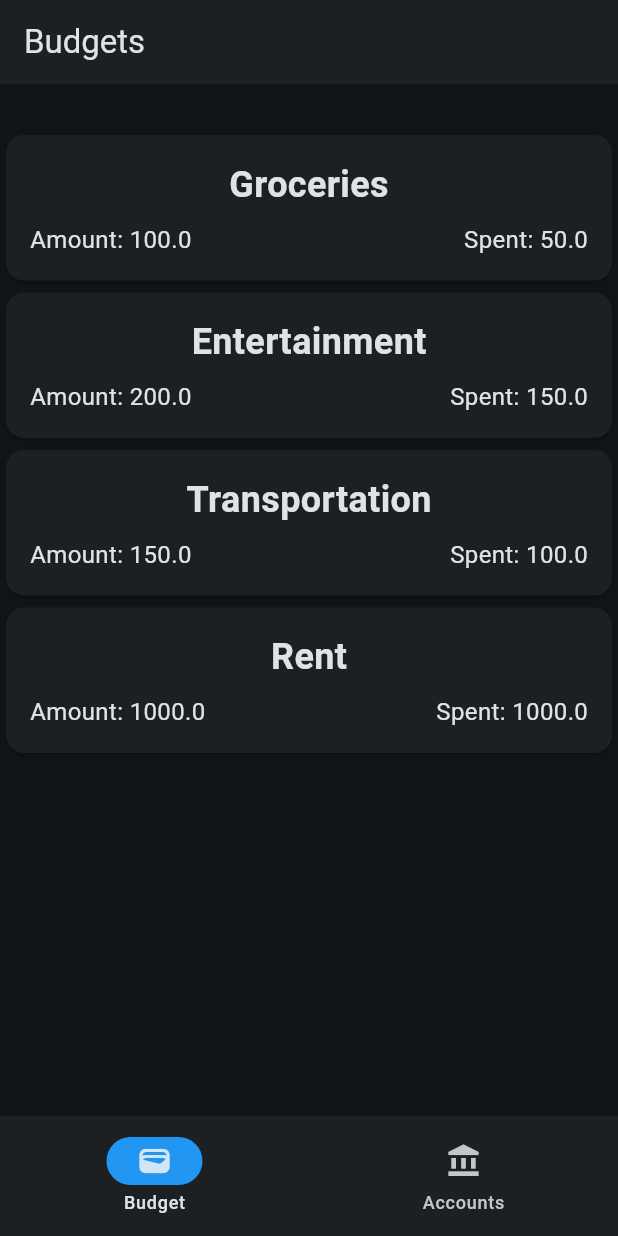
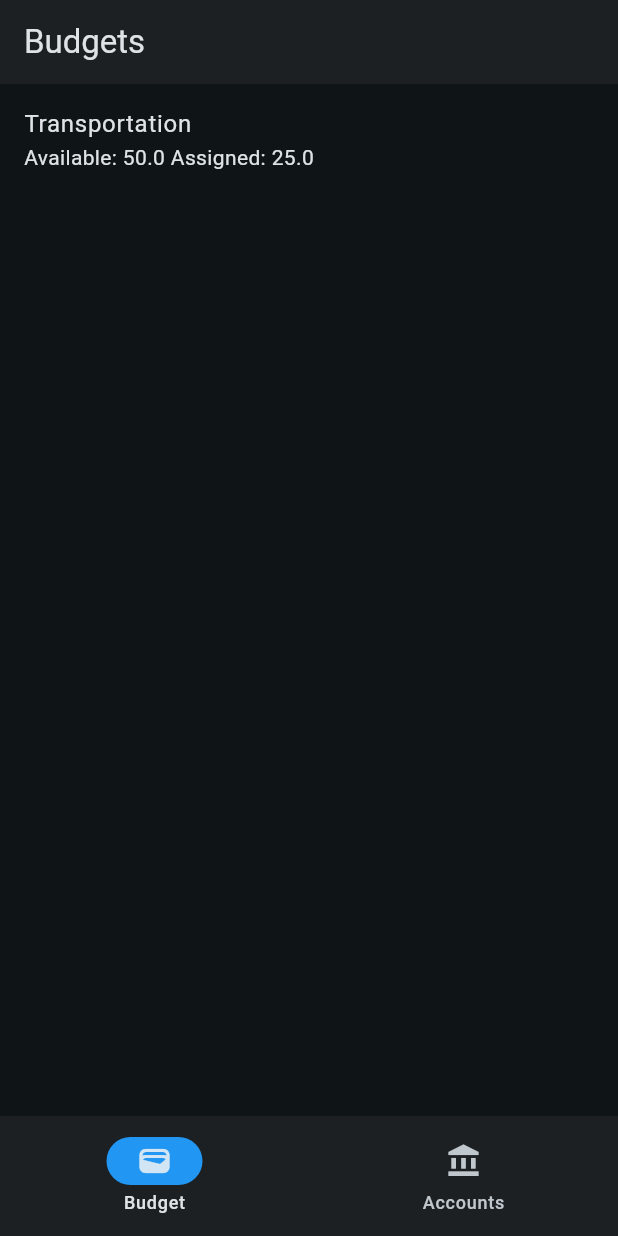
Before and after one commit to roger-chau/Nomad, a Flutter app: the screen it shows after launch, on a phone screen of 412 x 824 dp. Run offline on Flutter 3.47's test engine with Material 3 defaults, Android fonts, the phone set to English and light mode, and no system bars.

Commit message:
Added category

```diff
--- a/lib/main.dart
+++ b/lib/main.dart
@@ -11,6 +11,7 @@ class MyApp extends StatelessWidget {
     return MaterialApp(
       theme: ThemeData(
           useMaterial3: true,
+          dividerColor: Colors.transparent,
           colorScheme: ColorScheme.fromSeed(
               seedColor: Colors.lightBlueAccent, brightness: Brightness.dark)),
       home: const AppNavigationBar(),
--- a/lib/views/budgets_view.dart
+++ b/lib/views/budgets_view.dart
@@ -1,5 +1,6 @@
 import 'package:flutter/material.dart';
 import 'package:budgeting_app/widgets/budget_widget.dart';
+import 'package:budgeting_app/widgets/category_widget.dart';
 
 class BudgetsView extends StatefulWidget {
   const BudgetsView({super.key});
@@ -16,20 +17,15 @@ class _BudgetViewState extends State<BudgetsView> {
             title: const Text("Budgets"),
             backgroundColor: Theme.of(context).colorScheme.surfaceContainer),
         body: const SingleChildScrollView(
-            padding: EdgeInsets.only(top: 30),
-            child: Column(children: <Widget>[
-              BudgetWidget(title: "Groceries", amount: 100.0, spent: 50.0),
-              BudgetWidget(title: "Entertainment", amount: 200.0, spent: 150.0),
-              BudgetWidget(
-                title: "Transportation",
-                amount: 150.0,
-                spent: 100.0,
-              ),
-              BudgetWidget(
-                title: "Rent",
-                amount: 1000.0,
-                spent: 1000.0,
-              ),
-            ])));
+            child: Column(children: [
+          CategoryWidget(
+              name: "Transportation",
+              available: 50.0,
+              assigned: 25.0,
+              budgets: <BudgetWidget>[
+                BudgetWidget(title: "Gas", amount: 25.0, spent: 12.5),
+                BudgetWidget(title: "Public Transit", amount: 25.0, spent: 12.5)
+              ])
+        ])));
   }
 }
--- /dev/null
+++ b/lib/widgets/category_widget.dart
@@ -0,0 +1,31 @@
+import 'package:flutter/material.dart';
+import 'budget_widget.dart';
+
+class CategoryWidget extends StatefulWidget {
+  final String name;
+  final double available;
+  final double assigned;
+  final List<BudgetWidget> budgets;
+
+  const CategoryWidget(
+      {super.key,
+      required this.name,
+      required this.available,
+      required this.assigned,
+      required this.budgets});
+
+  @override
+  State<CategoryWidget> createState() => _CategoryWidgetState();
+}
+
+class _CategoryWidgetState extends State<CategoryWidget> {
+  @override
+  Widget build(BuildContext context) {
+    return ExpansionTile(
+        trailing: const SizedBox(),
+        title: Text(widget.name),
+        subtitle: Text(
+            "Available: ${widget.available.toString()} Assigned: ${widget.assigned.toString()}"),
+        children: <Widget>[for (var budget in widget.budgets) budget]);
+  }
+}
--- a/pubspec.yaml
+++ b/pubspec.yaml
@@ -35,6 +35,7 @@ dependencies:
   # The following adds the Cupertino Icons font to your application.
   # Use with the CupertinoIcons class for iOS style icons.
   cupertino_icons: ^1.0.8
+  provider: ^6.1.2
 
 dev_dependencies:
   flutter_test:
@@ -45,7 +46,7 @@ dev_dependencies:
   # activated in the `analysis_options.yaml` file located at the root of your
   # package. See that file for information about deactivating specific lint
   # rules and activating additional ones.
-  flutter_lints: ^4.0.0
+  flutter_lints: ^5.0.0
 
 # For information on the generic Dart part of this file, see the
 # following page: https://dart.dev/tools/pub/pubspec
```
Also changed, not shown: pubspec.lock.
